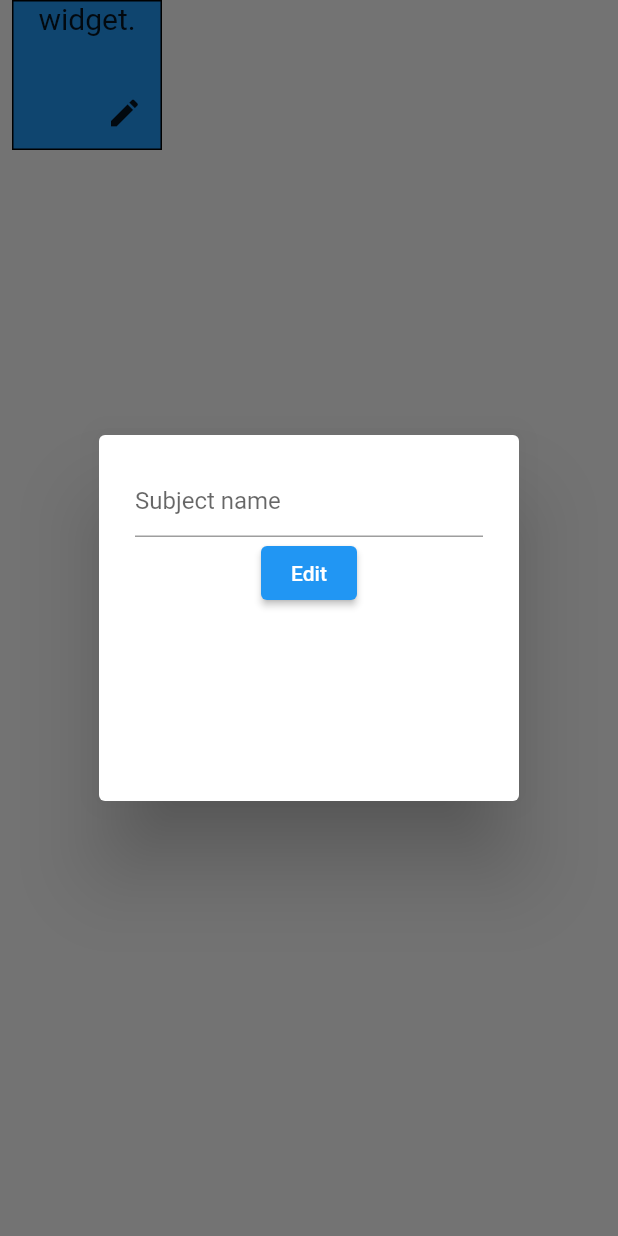
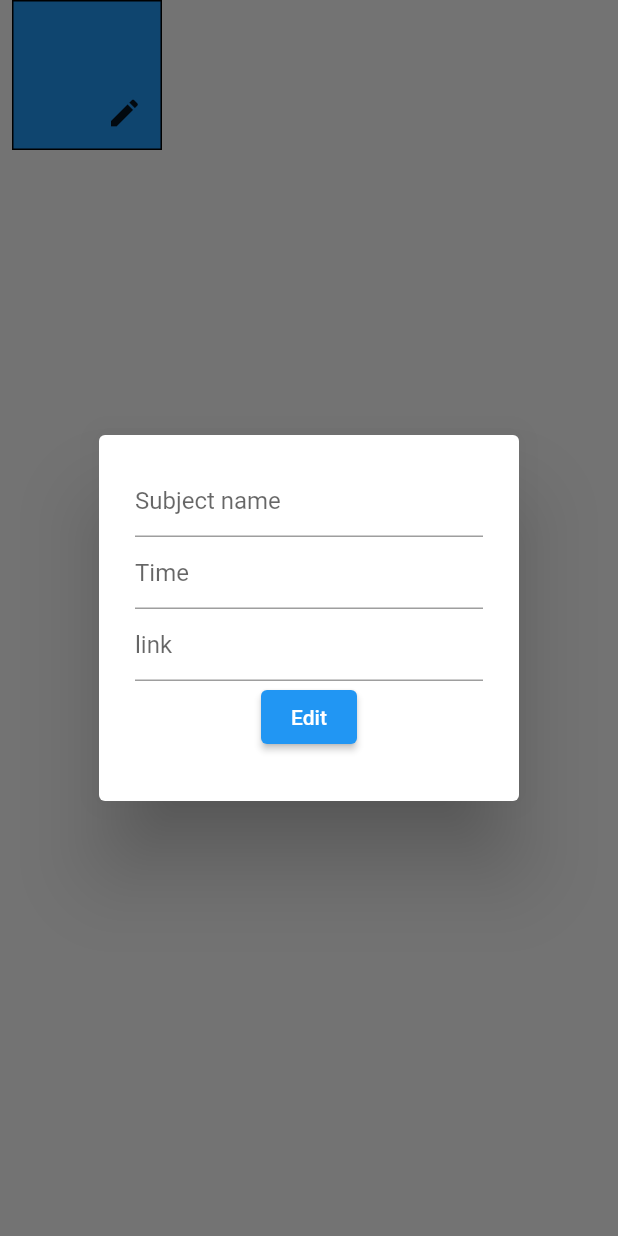
Before and after one commit to DhrupamP/JoinClass, a Flutter app: the Cell widget shown alone on an empty page, opened directly with empty values, after a tap on the "edit" icon, on a phone screen of 412 x 824 dp. Run offline on Flutter 3.47's test engine with Material 2 defaults, Android fonts, the phone set to English and light mode, and no system bars; our stand-ins replace firebase_auth, firebase_core, firebase_database; accounts and stored records are empty; network calls fail.

Commit message:
add functionality

```diff
--- /dev/null
+++ b/lib/Components/cell.dart
@@ -0,0 +1,70 @@
+import 'package:flutter/material.dart';
+import 'edit_alert.dart';
+
+class Cell extends StatefulWidget {
+  const Cell(
+      {Key? key,
+      required this.time,
+      required this.link,
+      required this.per,
+      required this.sub,
+      required this.day})
+      : super(key: key);
+  final String day;
+  final String time;
+  final String link;
+  final int per;
+  final String sub;
+  @override
+  _CellState createState() => _CellState();
+}
+
+class _CellState extends State<Cell> {
+  @override
+  void initState() {
+    super.initState();
+  }
+
+  @override
+  Widget build(BuildContext context) {
+    return Padding(
+      padding: const EdgeInsets.only(left: 8.0),
+      child: Container(
+        height: 100,
+        width: 100,
+        decoration: BoxDecoration(
+          color: Colors.blue,
+          border: Border.all(color: Colors.black),
+        ),
+        child: Column(
+          children: [
+            Text(
+              widget.sub,
+              style: TextStyle(fontSize: 20),
+            ),
+            Spacer(),
+            Row(
+              mainAxisAlignment: MainAxisAlignment.end,
+              children: [
+                IconButton(
+                    onPressed: () {
+                      setState(() {
+                        showDialog(
+                            context: context,
+                            builder: (_) {
+                              return EditAlert(
+                                day: widget.day,
+                                period: widget.per,
+                              );
+                            });
+                      });
+                    },
+                    icon: Icon(Icons.edit))
+              ],
+            )
+          ],
+        ),
+      ),
+    );
+  }
+}
--- /dev/null
+++ b/lib/Components/edit_alert.dart
@@ -0,0 +1,54 @@
+import 'package:flutter/material.dart';
+
+import '../auth/register.dart';
+import 'package:joinclass/constants.dart' as constants;
+
+class EditAlert extends StatefulWidget {
+  const EditAlert({Key? key, required this.day, required this.period})
+      : super(key: key);
+  final String day;
+  final int period;
+  @override
+  _EditAlertState createState() => _EditAlertState();
+}
+
+class _EditAlertState extends State<EditAlert> {
+  @override
+  Widget build(BuildContext context) {
+    TextEditingController _subcontroller = TextEditingController();
+    TextEditingController _timecontroller = TextEditingController();
+    TextEditingController _linkcontroller = TextEditingController();
+
+    final ref = database.child(constants.uid + "/" + widget.day);
+    return AlertDialog(
+        content: Container(
+      height: 200,
+      child: Column(
+        children: [
+          TextField(
+            controller: _subcontroller,
+            decoration: InputDecoration(hintText: "Subject name"),
+          ),
+          TextField(
+            controller: _timecontroller,
+            decoration: InputDecoration(hintText: "Time"),
+          ),
+          TextField(
+            controller: _linkcontroller,
+            decoration: InputDecoration(hintText: "link"),
+          ),
+          ElevatedButton(
+              onPressed: () {
+                ref.child("/" + widget.period.toString()).set({
+                  "0": _subcontroller.text,
+                  "1": _timecontroller.text,
+                  "2": _linkcontroller.text
+                });
+                Navigator.pop(context);
+              },
+              child: Text("Edit"))
+        ],
+      ),
+    ));
+  }
+}
--- a/lib/daypage.dart
+++ b/lib/daypage.dart
@@ -1,25 +1,16 @@
+import 'dart:convert';
+import 'Components/cell.dart';
+import 'constants.dart' as constants;
 import 'package:firebase_database/firebase_database.dart';
 import 'package:flutter/material.dart';
 
 final database = FirebaseDatabase.instance.ref();
-late DatabaseReference dayrefer;
-var ans;
+late DatabaseReference? dayrefer;
+String url = "https://joinclass-82ed3-default-rtdb.firebaseio.com/$uid.json";
+late var ans;
+
 bool isEmpty = true;
-
-void getData(String da) async {
-  final dayref = database.child("/uid/Friday/");
-  dayrefer = dayref;
-  dayref.onValue.listen((event) async {
-    ans = await event.snapshot.value;
-
-    print(";adsnfvlsdnV");
-
-    print(ans[2][0]);
-  });
-  if (ans != null || ans == []) {
-    isEmpty = false;
-  }
-}
+String uid = "P3RGCPnA5ldTszcxHhwvUgSCTAt1";
 
 class DayPage extends StatefulWidget {
   const DayPage({Key? key, required this.day}) : super(key: key);
@@ -30,200 +21,48 @@ class DayPage extends StatefulWidget {
 
 class _DayPageState extends State<DayPage> {
   @override
-  void initState() {
-    setState(() {
-      getData(widget.day);
+  void getData(String da) {
+    final dayref = database.child("/" + constants.uid + "/" + da);
+    dayrefer = dayref;
+    dayref.onValue.listen((event) async {
+      setState(() {
+        ans = event.snapshot.value;
+        if (ans != null) {
+          isEmpty = false;
+        }
+      });
     });
-
-    super.initState();
   }
 
-  @override
   Widget build(BuildContext context) {
+    getData(widget.day);
     return isEmpty
         ? Container(
             child: Center(
-            child: Text("press +"),
-          ))
+              child: Text("kjdvkj"),
+            ),
+          )
         : Scaffold(
             floatingActionButton: FloatingActionButton(
               child: Icon(Icons.add),
               onPressed: () {},
             ),
-            body: SingleChildScrollView(
-              child: Row(
-                children: [
-                  Column(
-                    children: [
-                      TimeCell(),
-                      TimeCell(),
-                      TimeCell(),
-                      TimeCell(),
-                    ],
-                  ),
-                  Column(
-                    children: [
-                      Cell(
-                        sub: ans[1][0],
+            body: Padding(
+              padding: EdgeInsets.only(top: 60),
+              child: FutureBuilder(builder: (context, snapshot) {
+                return ListView.builder(
+                    itemCount: ans.length - 1,
+                    itemBuilder: (_, int idx) {
+                      return Cell(
+                        sub: ans[idx + 1][0].toString(),
+                        per: idx + 1,
+                        time: ans[idx + 1][1].toString(),
                         day: widget.day,
-                        per: 1,
-                      ),
-                      // Cell(
-                      //   sub: ans[2].toString(),
-                      //   day: widget.day,
-                      //   per: 2,
-                      // ),
-                      // Cell(
-                      //   sub: ans[3].toString(),
-                      //   day: widget.day,
-                      //   per: 3,
-                      // ),
-                      // Cell(
-                      //   sub: ans[4].toString(),
-                      //   day: widget.day,
-                      //   per: 4,
-                      // )
-                    ],
-                  ),
-                  ElevatedButton(onPressed: addList, child: Text("akfgSDBDV"))
-                ],
-              ),
+                        link: ans[idx + 1][2],
+                      );
+                    });
+              }),
             ),
           );
   }
 }
-
-class Cell extends StatefulWidget {
-  const Cell(
-      {Key? key, required this.day, required this.per, required this.sub})
-      : super(key: key);
-  final String day;
-  final int per;
-  final String sub;
-  @override
-  _CellState createState() => _CellState();
-}
-
-class _CellState extends State<Cell> {
-  @override
-  void initState() {
-    super.initState();
-  }
-
-  @override
-  Widget build(BuildContext context) {
-    return Padding(
-      padding: const EdgeInsets.only(left: 8.0),
-      child: Container(
-        height: 100,
-        width: 100,
-        decoration: BoxDecoration(
-          color: Colors.blue,
-          border: Border.all(color: Colors.black),
-        ),
-        child: Column(
-          children: [
-            Text(
-              "widget.",
-              style: TextStyle(fontSize: 20),
-            ),
-            Spacer(),
-            Row(
-              mainAxisAlignment: MainAxisAlignment.end,
-              children: [
-                IconButton(
-                    onPressed: () {
-                      setState(() {
-                        showDialog(
-                            context: context,
-                            builder: (_) {
-                              return EditAlert(
-                                day: widget.day,
-                                period: widget.per,
-                              );
-                            });
-                      });
-                    },
-                    icon: Icon(Icons.edit))
-              ],
-            )
-          ],
-        ),
-      ),
-    );
-  }
-}
-
-class TimeCell extends StatefulWidget {
-  const TimeCell({Key? key}) : super(key: key);
-
-  @override
-  _TimeCellState createState() => _TimeCellState();
-}
-
-class _TimeCellState extends State<TimeCell> {
-  @override
-  Widget build(BuildContext context) {
-    return Container(
-      height: 100,
-      width: 100,
-      decoration: BoxDecoration(
-        color: Colors.blue,
-        border: Border.all(color: Colors.black),
-      ),
-    );
-  }
-}
-
-class EditAlert extends StatefulWidget {
-  const EditAlert({Key? key, required this.day, required this.period})
-      : super(key: key);
-  final String day;
-  final int period;
-  @override
-  _EditAlertState createState() => _EditAlertState();
-}
-
-class _EditAlertState extends State<EditAlert> {
-  @override
-  Widget build(BuildContext context) {
-    TextEditingController _mycontroller = TextEditingController();
-    String d = widget.day;
-
-    final ref = database.child("/$d");
-    return AlertDialog(
-        content: Container(
-      height: 200,
-      child: Column(
-        children: [
-          TextField(
-            controller: _mycontroller,
-            decoration: InputDecoration(hintText: "Subject name"),
-          ),
-          ElevatedButton(
-              onPressed: () {
-                ref
-                    .child("/" + widget.period.toString())
-                    .set("/" + _mycontroller.text);
-                Navigator.pop(context);
-              },
-              child: Text("Edit"))
-        ],
-      ),
-    ));
-  }
-}
-
-Map<String, Map<String, String>> dummy = {
-  "Monday": {"": ""},
-  "Tuesday": {},
-  "Wednesday": {},
-  "Thursday": {},
-  "Friday": {},
-  "Saturday": {},
-};
-List<String> period = ["sub", "time", "link"];
-void addList() {
-  final refer = database;
-  refer.child("/uid").child("Friday/1").set(period);
-}
--- a/lib/timetable.dart
+++ b/lib/timetable.dart
@@ -48,11 +48,12 @@ class _DaysBarState extends State<DaysBar> {
         selectedindex = index;
       });
     }
+
     return SafeArea(
       child: Scaffold(
         body: Stack(children: [
           Align(
-            alignment: Alignment(0, -0.65),
+            alignment: Alignment(0, -0.5),
             child: days[selectedindex],
           ),
           Align(
--- a/pubspec.yaml
+++ b/pubspec.yaml
@@ -37,6 +37,7 @@ dependencies:
   firebase_core: ^1.12.0
   firebase_database: ^9.0.6
   firebase_auth:
+  http:
 
 dev_dependencies:
   flutter_test:
```
Also changed, not shown: lib/constants.dart (+9 -4 lines), pubspec.lock.
